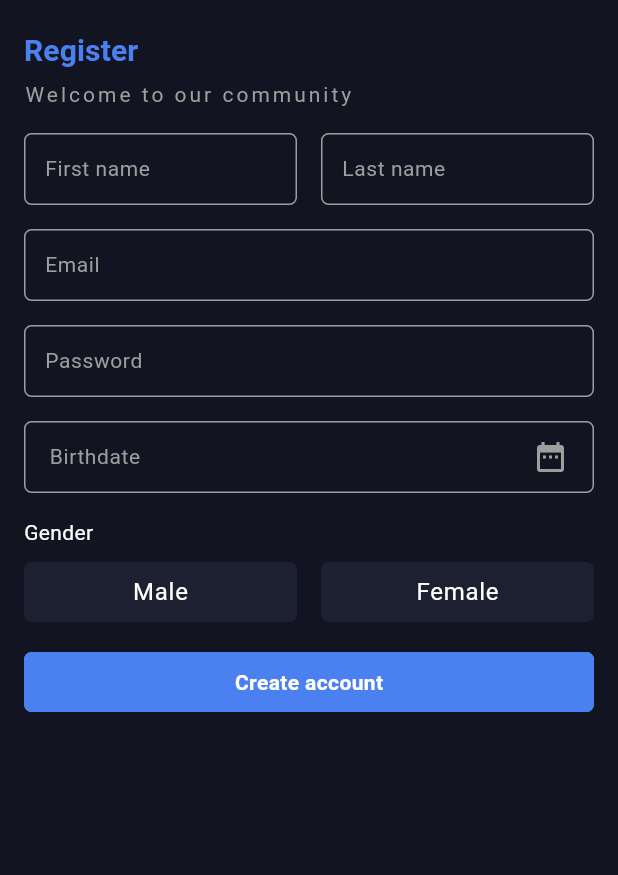
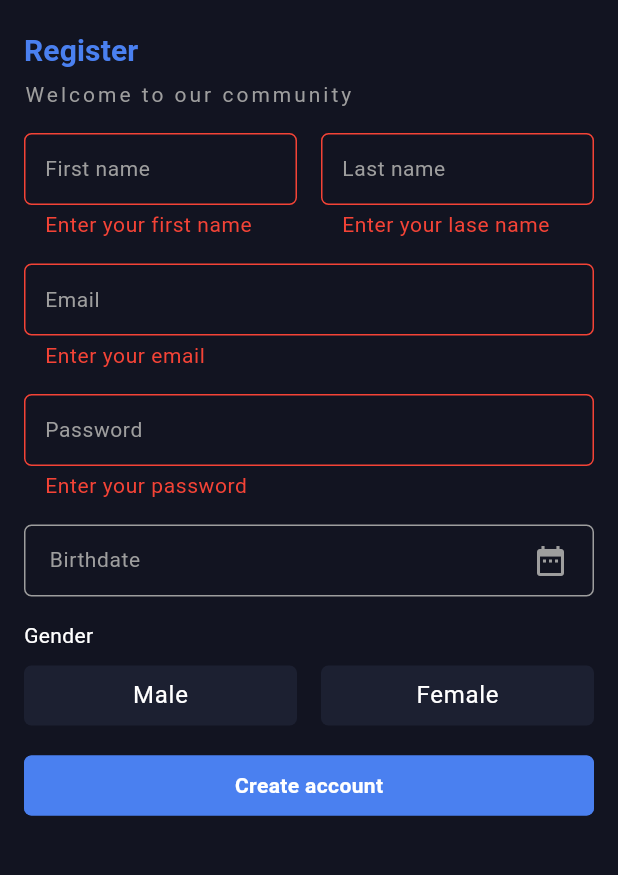
Before and after one commit to Yocif-Ref3t/Graduation-Project-1, a Flutter app: the RegisterView screen opened by its route, after a tap on "Create account", on a phone screen of 412 x 824 dp, the part 92-967 px from its top. Run offline on Flutter 3.47's test engine with Material 3 defaults, Android fonts, the phone set to English and light mode, and no system bars; our stand-ins replace easy_localization, go_router, lottie, supabase_flutter; accounts and stored records are empty.

Commit message:
Start with supabase services

```diff
--- a/assets/translations/ar.json
+++ b/assets/translations/ar.json
@@ -13,7 +13,9 @@
     "Register":"تسجيل جديد",
     "RegisterDesc":"مرحبا بك في مجتمعنا",
     "FirstName":"الأسم الاول",
-    "LastName":"الأسم العائله",
+    "FirstNameDesc":"ادخل الأسم الاول",
+    "LastName":"اسم العائله",
+    "LastNameDesc":"ادخل اسم العائله",
     "Gender":"الجنس",
     "Birthdate":"تاريخ الميلاد",
     "Male":"ذكر",
--- a/assets/translations/en.json
+++ b/assets/translations/en.json
@@ -13,9 +13,13 @@
     "Register":"Register",
     "RegisterDesc":"Welcome to our community",
     "FirstName":"First name",
+    "FirstNameDesc":"Enter your first name",
     "LastName":"Last name",
+    "LastNameDesc":"Enter your lase name",
     "Gender":"Gender",
+    "GenderDesc":"Select your gender",
     "Birthdate":"Birthdate",
+    "BirthdateDesc":"Enter your birthdate",
     "Male":"Male",
     "Female":"Female"
 }
--- /dev/null
+++ b/lib/core/services/supabase_services.dart
@@ -0,0 +1,15 @@
+import 'package:supabase_flutter/supabase_flutter.dart';
+
+abstract class SupabaseServices {
+  static final SupabaseClient _client = Supabase.instance.client;
+  static final GoTrueClient _auth = Supabase.instance.client.auth;
+
+  static Future<Map<String, dynamic>> register(Map<String, dynamic> data) async {
+    final String email = data['email'];
+    final String password = data['password'];
+    AuthResponse response = await _auth.signUp(email: email, password: password, data: data);
+    data['auth_id'] = response.user!.id;
+    await _client.from('Users').insert(data);
+    return response.user!.userMetadata!;
+  }
+}
--- a/lib/features/auth/presentation/views/widgets/register view/register_view_body.dart
+++ b/lib/features/auth/presentation/views/widgets/register view/register_view_body.dart
@@ -18,10 +18,16 @@ class _RegisterViewBodyState extends State<RegisterViewBody> {
   final TextEditingController lastNameController = TextEditingController();
   final TextEditingController emailController = TextEditingController();
   final TextEditingController passwordController = TextEditingController();
+  final GlobalKey<FormState> formKey = GlobalKey<FormState>();
+  DateTime? birthdate;
+  int? gender;
   @override
   Widget build(BuildContext context) {
     return Padding(
       padding: EdgeInsets.all(16),
+      child: SingleChildScrollView(
+        child: Form(
+          key: formKey,
           child: Column(
             crossAxisAlignment: CrossAxisAlignment.start,
             children: [
@@ -46,17 +52,26 @@ class _RegisterViewBodyState extends State<RegisterViewBody> {
               ),
               SizedBox(height: 16),
               Row(
+                crossAxisAlignment: CrossAxisAlignment.start,
                 spacing: 16,
                 children: [
                   Expanded(
                     child: CustomTextField(
                       hintText: "FirstName".tr(),
+                      validator: (value) {
+                        if (value != null && value.isNotEmpty) return null;
+                        return "FirstNameDesc".tr();
+                      },
                       controller: firstNameController,
                     ),
                   ),
                   Expanded(
                     child: CustomTextField(
                       hintText: "LastName".tr(),
+                      validator: (value) {
+                        if (value != null && value.isNotEmpty) return null;
+                        return "LastNameDesc".tr();
+                      },
                       controller: lastNameController,
                     ),
                   ),
@@ -65,28 +80,47 @@ class _RegisterViewBodyState extends State<RegisterViewBody> {
               SizedBox(height: 16),
               CustomTextField(
                 hintText: "Email".tr(),
+                validator: (value) {
+                  if (value != null && value.isNotEmpty) return null;
+                  return "EmailDesc".tr();
+                },
                 controller: emailController,
               ),
               SizedBox(height: 16),
               CustomTextField(
                 hintText: "Password".tr(),
+                validator: (value) {
+                  if (value != null && value.isNotEmpty) return null;
+                  return "PasswordDesc".tr();
+                },
                 controller: emailController,
               ),
               SizedBox(height: 16),
               CustomDateWidget(
                 hint: "Birthdate".tr(),
-            onChanged: (date) {},
+                onChanged: (date) {
+                  birthdate = date;
+                },
               ),
               SizedBox(height: 16),
               GenderWidget(
-            onChanged: (gender) {},
+                onChanged: (gender) {
+                  this.gender = gender;
+                },
               ),
               SizedBox(height: 16),
               CustomButton(
                 text: "CreateAccount".tr(),
-            onTap: () {},
+                onTap: () {
+                  if (formKey.currentState!.validate()) {
+                    if (birthdate == null) return context.showWarning("BirthdateDesc".tr());
+                    if (gender == null) return context.showWarning("GenderDesc".tr());
+                  }
+                },
               ),
             ],
+          ),
+        ),
       ),
     );
   }
--- a/pubspec.yaml
+++ b/pubspec.yaml
@@ -39,6 +39,7 @@ dependencies:
   lottie: ^3.3.1
   intl: ^0.19.0
   supabase_flutter: ^2.8.4
+  flutter_bloc: ^9.1.0
 
 dev_dependencies:
   flutter_test:
```
Also changed, not shown: lib/core/extensions/extensions.dart (+10 -0 lines), lib/core/widgets/custom_snack_bar.dart (added, +110 -0 lines), pubspec.lock. Lines whose indentation alone changed are shown as unchanged.
